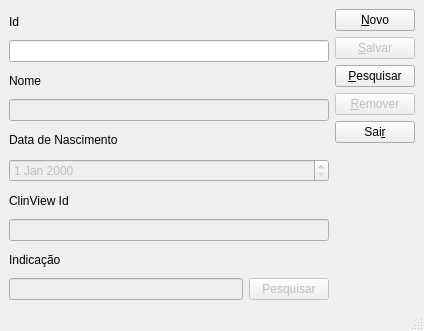
Above: ui/CadPacientes.ui from JulioDeBastiani/Odonto2 before the change. Below: the same form after it.
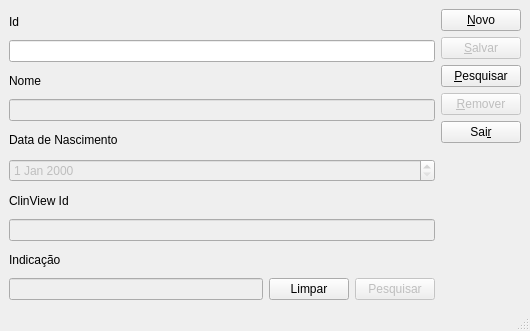
That is the form after the change.

```diff
--- a/ui/CadPacientes.ui
+++ b/ui/CadPacientes.ui
@@ -6,7 +6,7 @@
    <rect>
     <x>0</x>
     <y>0</y>
-    <width>424</width>
+    <width>530</width>
     <height>331</height>
    </rect>
   </property>
@@ -85,6 +85,13 @@
           </property>
          </widget>
         </item>
+        <item>
+         <widget class="QPushButton" name="btnLimpar">
+          <property name="text">
+           <string>Limpar</string>
+          </property>
+         </widget>
+        </item>
         <item>
          <widget class="QPushButton" name="btnPesqIndicacao">
           <property name="enabled">
```
Left out of the diff: 2 changed lines with no effect on the pictures.
